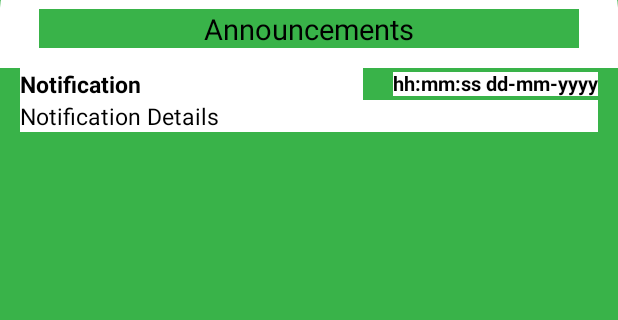
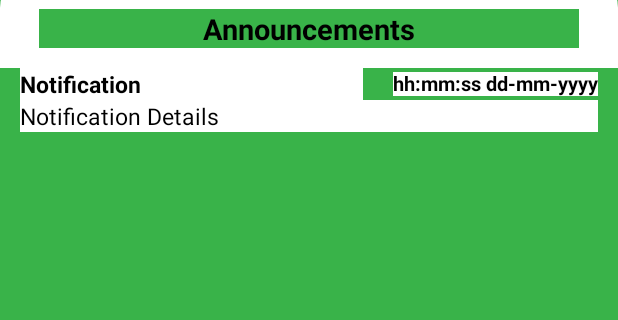
Before and after one commit to SaadNadeem123/PRMSC_HRM_Employee, an Android app: the layout activity_bulletin_detail.xml on its own in the app's theme, with its tools: preview values and no code run, on a phone screen of 412 x 824 dp, the part 255-575 px from its top. Run offline under Robolectric (Android 15) with nearby library versions, the phone set to English and light mode, and no system bars; Roboto replaces fonts that are not available here.

Commit message:
minor fix

```diff
--- a/app/src/main/java/com/lmkr/prmscemployeeapp/ui/activities/LeaveManagementDetailActivity.java
+++ b/app/src/main/java/com/lmkr/prmscemployeeapp/ui/activities/LeaveManagementDetailActivity.java
@@ -106,7 +106,7 @@ public class LeaveManagementDetailActivity extends BaseFullScreenActivity {
 
 			binding.title.setText(getResources().getString(R.string.title_leave_request));
 			if (leaveRequest.getStatus().toLowerCase().equals(AppWideWariables.PENDING)) {
-				binding.bottom.setVisibility(View.VISIBLE);
+				binding.bottom.setVisibility(View.GONE);
 				binding.rejectedReasonLabel.setVisibility(View.GONE);
 				binding.rejectedReason.setVisibility(View.GONE);
 				binding.rejectedReason.setText("");
--- a/app/src/main/java/com/lmkr/prmscemployeeapp/ui/leaveanagement/LeaveManagementFragment.java
+++ b/app/src/main/java/com/lmkr/prmscemployeeapp/ui/leaveanagement/LeaveManagementFragment.java
@@ -51,11 +51,11 @@ public class LeaveManagementFragment extends Fragment {
 		adapter.setListener(new LeaveManagementRecyclerAdapter.OnItemClickListener() {
 			@Override
 			public void OnItemClickListener(LeaveManagementModel leaveManagementModel) {
-				if(leaveManagementModel.getStatus().toLowerCase().equals(AppWideWariables.PENDING)|| leaveManagementModel.getStatus().toLowerCase().equals(AppWideWariables.REJECTED)) {
+//				if(leaveManagementModel.getStatus().toLowerCase().equals(AppWideWariables.PENDING)|| leaveManagementModel.getStatus().toLowerCase().equals(AppWideWariables.REJECTED)) {
 					Bundle bundle = new Bundle();
 					bundle.putSerializable(AppWideWariables.LEAVE_MANAGEMENT_OBJECT_KEY , leaveManagementModel);
 					AppUtils.switchActivity(getContext() , LeaveManagementDetailActivity.class , bundle);
-				}
+//				}
 			}
 		});
 		binding.progress.setVisibility(View.GONE);
--- a/app/src/main/java/com/lmkr/prmscemployeeapp/ui/leaverequest/LeaveRequestFragment.java
+++ b/app/src/main/java/com/lmkr/prmscemployeeapp/ui/leaverequest/LeaveRequestFragment.java
@@ -222,12 +222,12 @@ public class LeaveRequestFragment extends Fragment {
         adapter.setListener(new LeaveRequestRecyclerAdapter.OnItemClickListener() {
             @Override
             public void OnItemClickListener(LeaveRequest leaveRequest) {
-                if(leaveRequest.getStatus().toLowerCase().equals(AppWideWariables.REJECTED)) {
+//                if(leaveRequest.getStatus().toLowerCase().equals(AppWideWariables.REJECTED)) {
 //                    AppUtils.makeNotification(leaveRequest.getApprover_reason(),getActivity());
                     Bundle bundle = new Bundle();
                     bundle.putSerializable(AppWideWariables.LEAVE_REQUEST_OBJECT_KEY , leaveRequest);
                     AppUtils.switchActivity(getContext() , LeaveManagementDetailActivity.class , bundle);
-                }
+//                }
             }
         });
         binding.recyclerViewLeaveRequest.setAdapter(adapter);
--- a/app/src/main/res/layout/activity_bulletin_detail.xml
+++ b/app/src/main/res/layout/activity_bulletin_detail.xml
@@ -10,7 +10,6 @@
         android:id="@+id/fl"
         android:layout_width="match_parent"
         android:layout_height="@dimen/top_margin"
-        app:layout_constraintBottom_toTopOf="@+id/ll"
         app:layout_constraintEnd_toEndOf="parent"
         app:layout_constraintStart_toStartOf="parent"
         app:layout_constraintTop_toTopOf="parent">
@@ -54,6 +53,7 @@
             android:text="@string/announcements"
             android:textAlignment="center"
             android:textColor="@color/black"
+            android:textStyle="bold"
             android:textSize="@dimen/_15sdp"
             app:layout_constraintEnd_toEndOf="parent"
             app:layout_constraintStart_toStartOf="parent"
--- a/app/src/main/res/layout/activity_leave_management_detail.xml
+++ b/app/src/main/res/layout/activity_leave_management_detail.xml
@@ -54,6 +54,7 @@
             android:background="@color/white"
             android:text="@string/title_leave_management"
             android:textAlignment="center"
+            android:textStyle="bold"
             android:textColor="@color/black"
             android:textSize="@dimen/_15sdp"
             android:visibility="visible" />
--- a/app/src/main/res/layout/fragment_bulletin.xml
+++ b/app/src/main/res/layout/fragment_bulletin.xml
@@ -25,6 +25,7 @@
             android:background="@color/white"
             android:text="@string/announcements"
             android:textAlignment="center"
+            android:textStyle="bold"
             android:textColor="@color/black"
             android:textSize="@dimen/_15sdp" />
 
--- a/app/src/main/res/layout/layout_alert_dialog.xml
+++ b/app/src/main/res/layout/layout_alert_dialog.xml
@@ -33,13 +33,12 @@
 
             <TextView
                 android:id="@+id/confirmation_msg"
-                android:layout_width="wrap_content"
+                android:layout_width="match_parent"
                 android:layout_height="wrap_content"
                 android:layout_marginLeft="20dp"
                 android:layout_marginTop="20dp"
                 android:layout_marginRight="20dp"
                 android:layout_marginBottom="20dp"
-                android:gravity="center"
                 android:textColor="@color/black"
                 android:textSize="14dp" />
         </LinearLayout>
--- a/app/src/main/res/values/strings.xml
+++ b/app/src/main/res/values/strings.xml
@@ -160,7 +160,7 @@
     <string name="pending">Pending</string>
     <string name="rejected">Rejected</string>
     <string name="rejected_reason">Rejected Reason</string>
-    <string name="late_reason">Late Reason</string>
+    <string name="late_reason">Late Reason!</string>
     <string name="title_leave_request">Leave Request</string>
     <string name="ok">OK</string>
     <string name="cancel">CANCEL</string>
```
